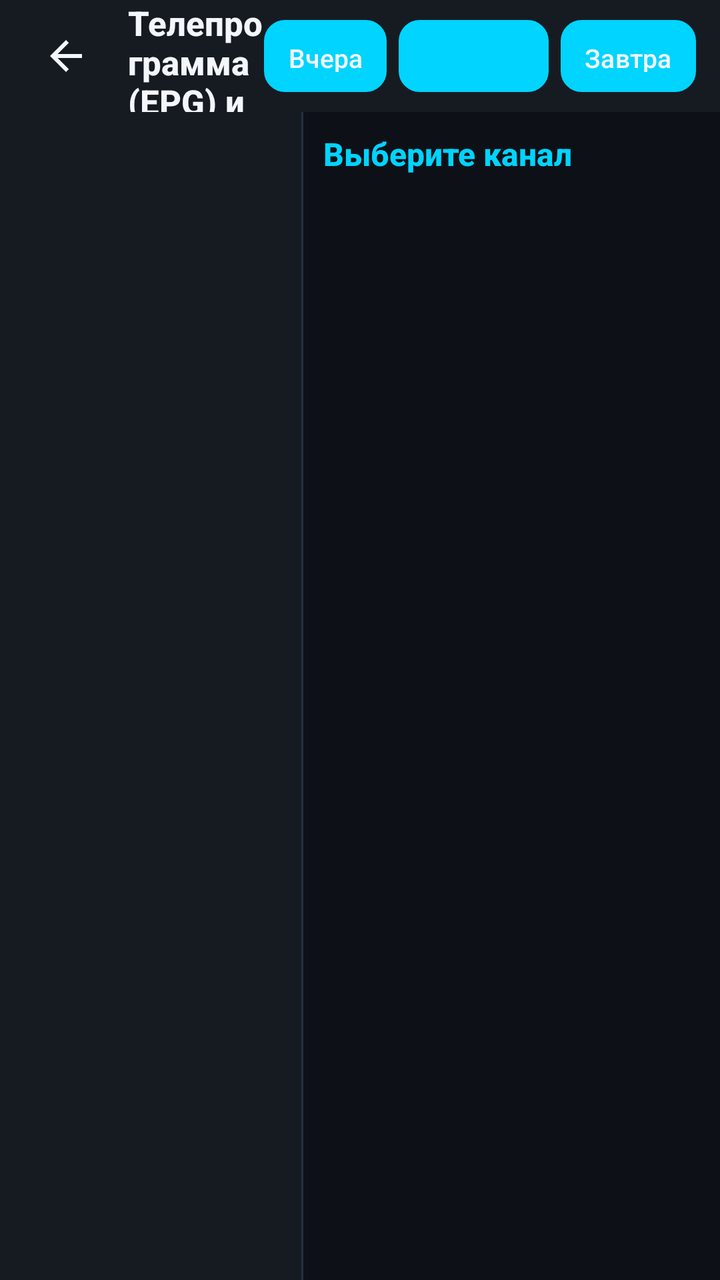
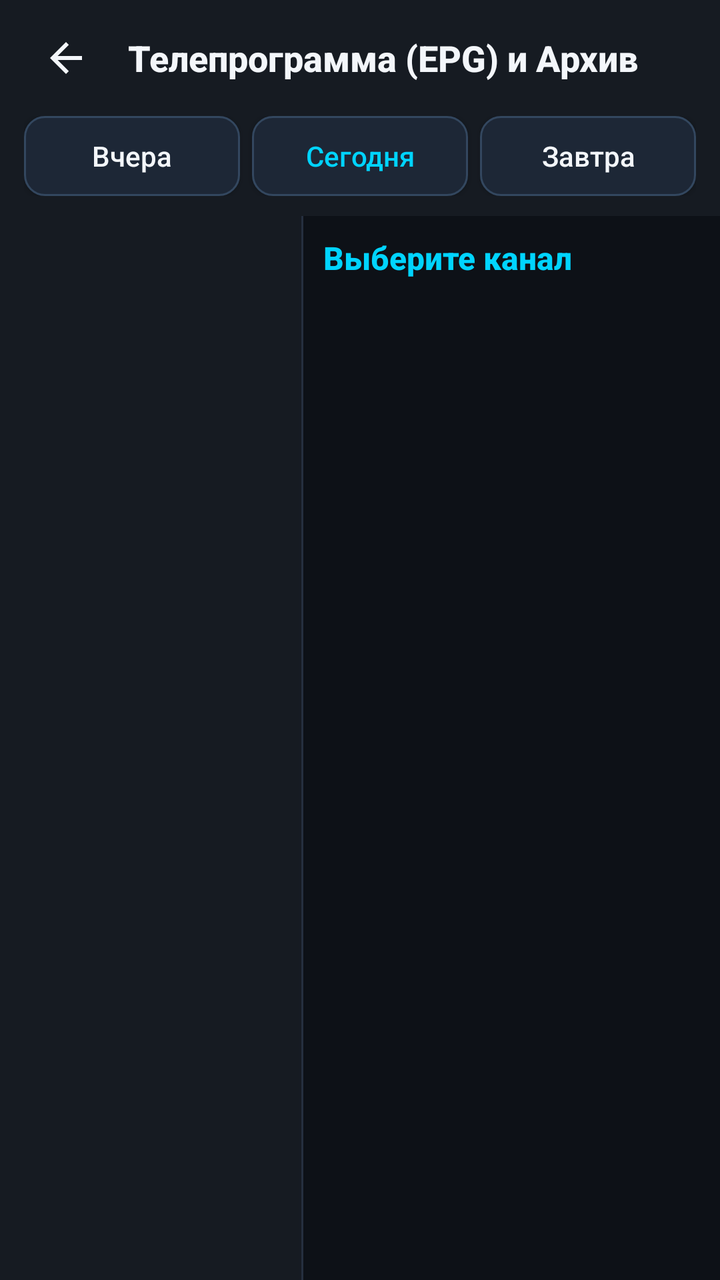

The first picture is an Android layout as it rendered before a commit; the second is the same layout after the commit. The layout source and the unified diff follow.
<!-- AndroidManifest.xml: application theme Theme.ETelevizor -->
<!-- res/layout/activity_epg.xml -->
<?xml version="1.0" encoding="utf-8"?>
<LinearLayout xmlns:android="http://schemas.android.com/apk/res/android"
    android:id="@+id/epgRoot"
    android:layout_width="match_parent"
    android:layout_height="match_parent"
    android:background="@color/bg_primary"
    android:orientation="vertical">

    
    <LinearLayout
        android:layout_width="match_parent"
        android:layout_height="56dp"
        android:background="@color/bg_surface"
        android:gravity="center_vertical"
        android:orientation="horizontal"
        android:paddingHorizontal="12dp">

        <ImageButton
            android:id="@+id/btnEpgBack"
            android:layout_width="42dp"
            android:layout_height="42dp"
            android:background="@drawable/bg_focus_row"
            android:contentDescription="Назад"
            android:padding="8dp"
            android:src="@drawable/ic_back"
            android:tint="@color/text_primary" />

        <TextView
            android:layout_width="0dp"
            android:layout_height="wrap_content"
            android:layout_marginStart="10dp"
            android:layout_weight="1"
            android:text="Телепрограмма (EPG) и Архив"
            android:textColor="@color/text_primary"
            android:textSize="17sp"
            android:textStyle="bold" />

        <Button
            android:id="@+id/btnDayYesterday"
            android:layout_width="wrap_content"
            android:layout_height="36dp"
            android:layout_marginEnd="6dp"
            android:background="@drawable/bg_focus_button"
            android:minWidth="0dp"
            android:paddingHorizontal="12dp"
            android:text="Вчера"
            android:textAllCaps="false"
            android:textColor="@color/text_primary"
            android:textSize="13sp" />

        <Button
            android:id="@+id/btnDayToday"
            android:layout_width="wrap_content"
            android:layout_height="36dp"
            android:layout_marginEnd="6dp"
            android:background="@drawable/bg_focus_button"
            android:minWidth="0dp"
            android:paddingHorizontal="12dp"
            android:text="Сегодня"
            android:textAllCaps="false"
            android:textColor="@color/accent_cyan"
            android:textSize="13sp" />

        <Button
            android:id="@+id/btnDayTomorrow"
            android:layout_width="wrap_content"
            android:layout_height="36dp"
            android:background="@drawable/bg_focus_button"
            android:minWidth="0dp"
            android:paddingHorizontal="12dp"
            android:text="Завтра"
            android:textAllCaps="false"
            android:textColor="@color/text_primary"
            android:textSize="13sp" />
    </LinearLayout>

    
    <LinearLayout
        android:layout_width="match_parent"
        android:layout_height="0dp"
        android:layout_weight="1"
        android:orientation="horizontal">

        
        <androidx.recyclerview.widget.RecyclerView
            android:id="@+id/rvEpgChannels"
            android:layout_width="0dp"
            android:layout_height="match_parent"
            android:layout_weight="0.42"
            android:background="@color/bg_surface"
            android:padding="6dp" />

        <View
            android:layout_width="1dp"
            android:layout_height="match_parent"
            android:background="@color/divider" />

        
        <LinearLayout
            android:layout_width="0dp"
            android:layout_height="match_parent"
            android:layout_weight="0.58"
            android:orientation="vertical"
            android:padding="10dp">

            <TextView
                android:id="@+id/tvEpgSelectedChannel"
                android:layout_width="match_parent"
                android:layout_height="wrap_content"
                android:paddingBottom="8dp"
                android:text="Выберите канал"
                android:textColor="@color/accent_cyan"
                android:textSize="16sp"
                android:textStyle="bold" />

            <androidx.recyclerview.widget.RecyclerView
                android:id="@+id/rvEpgPrograms"
                android:layout_width="match_parent"
                android:layout_height="0dp"
                android:layout_weight="1" />

            <TextView
                android:id="@+id/tvEpgEmptyPrograms"
                android:layout_width="match_parent"
                android:layout_height="wrap_content"
                android:gravity="center"
                android:padding="24dp"
                android:text="Нет программы на выбранный день.\nНажмите «Обновить EPG» в разделе Плейлисты или Настройки."
                android:textColor="@color/text_secondary"
                android:visibility="gone" />
        </LinearLayout>
    </LinearLayout>

</LinearLayout>
<!-- resources referenced by this layout -->
<resources>
  <color name="accent_cyan">#00D4FF</color>
  <color name="bg_primary">#0D1117</color>
  <color name="bg_surface">#161B22</color>
  <color name="divider">#252F3F</color>
  <color name="text_primary">#F3F6FA</color>
  <color name="text_secondary">#9BA7B8</color>
  <!-- drawable bg_focus_button (drawable) -->
  <?xml version="1.0" encoding="utf-8"?>
  <selector xmlns:android="http://schemas.android.com/apk/res/android">
      <item android:state_focused="true">
          <shape android:shape="rectangle">
              <solid android:color="@color/accent_cyan" />
              <stroke android:width="2dp" android:color="@color/white" />
              <corners android:radius="10dp" />
          </shape>
      </item>
      <item android:state_pressed="true">
          <shape android:shape="rectangle">
              <solid android:color="#00A8CC" />
              <corners android:radius="10dp" />
          </shape>
      </item>
      <item>
          <shape android:shape="rectangle">
              <solid android:color="#1F2C3D" />
              <stroke android:width="1dp" android:color="#33475F" />
              <corners android:radius="10dp" />
          </shape>
      </item>
  </selector>
  <!-- drawable ic_back (drawable) -->
  <?xml version="1.0" encoding="utf-8"?>
  <vector xmlns:android="http://schemas.android.com/apk/res/android"
      android:width="24dp" android:height="24dp" android:viewportWidth="24" android:viewportHeight="24">
      <path android:fillColor="#FFFFFFFF" android:pathData="M20,11H7.83l5.59,-5.59L12,4l-8,8 8,8 1.41,-1.41L7.83,13H20v-2z" />
  </vector>
  <style name="Theme.ETelevizor" parent="Theme.Material3.Dark.NoActionBar">
          <item name="colorPrimary">@color/accent_cyan</item>
          <item name="colorOnPrimary">@color/black</item>
          <item name="colorSecondary">@color/accent_amber</item>
          <item name="android:colorBackground">@color/bg_primary</item>
          <item name="colorSurface">@color/bg_surface</item>
          <item name="colorOnSurface">@color/text_primary</item>
          <item name="android:windowBackground">@color/bg_primary</item>
          <item name="android:statusBarColor">@color/bg_primary</item>
          <item name="android:navigationBarColor">@color/bg_primary</item>
          <item name="materialAlertDialogTheme">@style/ThemeOverlay.ETelevizor.Dialog</item>
          <item name="android:fontFamily">sans-serif-medium</item>
      </style>
  <color name="white">#FFFFFF</color>
  <color name="black">#000000</color>
  <color name="accent_amber">#F59E0B</color>
  <style name="ThemeOverlay.ETelevizor.Dialog" parent="ThemeOverlay.Material3.MaterialAlertDialog">
          <item name="colorSurface">@color/bg_surface</item>
          <item name="colorOnSurface">@color/text_primary</item>
          <item name="colorPrimary">@color/accent_cyan</item>
      </style>
  <!-- unchanged entries left out for length: 1 -->
</resources>

<!-- the commit's change to res/layout/activity_epg.xml (unified diff, before → after) -->
@@ -9,69 +9,91 @@
     
     <LinearLayout
         android:layout_width="match_parent"
-        android:layout_height="56dp"
+        android:layout_height="wrap_content"
         android:background="@color/bg_surface"
-        android:gravity="center_vertical"
-        android:orientation="horizontal"
-        android:paddingHorizontal="12dp">
+        android:orientation="vertical"
+        android:paddingHorizontal="12dp"
+        android:paddingTop="8dp"
+        android:paddingBottom="10dp">
 
-        <ImageButton
-            android:id="@+id/btnEpgBack"
-            android:layout_width="42dp"
-            android:layout_height="42dp"
-            android:background="@drawable/bg_focus_row"
-            android:contentDescription="Назад"
-            android:padding="8dp"
-            android:src="@drawable/ic_back"
-            android:tint="@color/text_primary" />
+        
+        <LinearLayout
+            android:layout_width="match_parent"
+            android:layout_height="wrap_content"
+            android:gravity="center_vertical"
+            android:orientation="horizontal">
 
-        <TextView
-            android:layout_width="0dp"
+            <ImageButton
+                android:id="@+id/btnEpgBack"
+                android:layout_width="42dp"
+                android:layout_height="42dp"
+                android:background="@drawable/bg_focus_row"
+                android:contentDescription="Назад"
+                android:padding="8dp"
+                android:src="@drawable/ic_back"
+                android:tint="@color/text_primary" />
+
+            <TextView
+                android:layout_width="0dp"
+                android:layout_height="wrap_content"
+                android:layout_marginStart="10dp"
+                android:layout_weight="1"
+                android:ellipsize="end"
+                android:maxLines="1"
+                android:text="Телепрограмма (EPG) и Архив"
+                android:textColor="@color/text_primary"
+                android:textSize="18sp"
+                android:textStyle="bold" />
+        </LinearLayout>
+
+        
+        <LinearLayout
+            android:layout_width="match_parent"
             android:layout_height="wrap_content"
-            android:layout_marginStart="10dp"
-            android:layout_weight="1"
-            android:text="Телепрограмма (EPG) и Архив"
-            android:textColor="@color/text_primary"
-            android:textSize="17sp"
-            android:textStyle="bold" />
+            android:layout_marginTop="8dp"
+            android:orientation="horizontal">
 
-        <Button
-            android:id="@+id/btnDayYesterday"
-            android:layout_width="wrap_content"
-            android:layout_height="36dp"
-            android:layout_marginEnd="6dp"
-            android:background="@drawable/bg_focus_button"
-            android:minWidth="0dp"
-            android:paddingHorizontal="12dp"
-            android:text="Вчера"
-            android:textAllCaps="false"
-            android:textColor="@color/text_primary"
-            android:textSize="13sp" />
+            <androidx.appcompat.widget.AppCompatButton
+                android:id="@+id/btnDayYesterday"
+                android:layout_width="0dp"
+                android:layout_height="wrap_content"
+                android:layout_marginEnd="6dp"
+                android:layout_weight="1"
+                android:background="@drawable/bg_focus_button"
+                android:minHeight="40dp"
+                android:paddingVertical="8dp"
+                android:text="Вчера"
+                android:textAllCaps="false"
+                android:textColor="@color/text_primary"
+                android:textSize="14sp" />
 
-        <Button
-            android:id="@+id/btnDayToday"
-            android:layout_width="wrap_content"
-            android:layout_height="36dp"
-            android:layout_marginEnd="6dp"
-            android:background="@drawable/bg_focus_button"
-            android:minWidth="0dp"
-            android:paddingHorizontal="12dp"
-            android:text="Сегодня"
-            android:textAllCaps="false"
-            android:textColor="@color/accent_cyan"
-            android:textSize="13sp" />
+            <androidx.appcompat.widget.AppCompatButton
+                android:id="@+id/btnDayToday"
+                android:layout_width="0dp"
+                android:layout_height="wrap_content"
+                android:layout_marginEnd="6dp"
+                android:layout_weight="1"
+                android:background="@drawable/bg_focus_button"
+                android:minHeight="40dp"
+                android:paddingVertical="8dp"
+                android:text="Сегодня"
+                android:textAllCaps="false"
+                android:textColor="@color/accent_cyan"
+                android:textSize="14sp" />
 
-        <Button
-            android:id="@+id/btnDayTomorrow"
-            android:layout_width="wrap_content"
-            android:layout_height="36dp"
-            android:background="@drawable/bg_focus_button"
-            android:minWidth="0dp"
-            android:paddingHorizontal="12dp"
-            android:text="Завтра"
-            android:textAllCaps="false"
-            android:textColor="@color/text_primary"
-            android:textSize="13sp" />
+            <androidx.appcompat.widget.AppCompatButton
+                android:id="@+id/btnDayTomorrow"
+                android:layout_width="0dp"
+                android:layout_height="wrap_content"
+                android:layout_weight="1"
+                android:background="@drawable/bg_focus_button"
+                android:minHeight="40dp"
+                android:paddingVertical="8dp"
+                android:text="Завтра"
+                android:textAllCaps="false"
+                android:textColor="@color/text_primary"
+                android:textSize="14sp" />
+        </LinearLayout>
     </LinearLayout>
 
     
@@ -124,8 +146,8 @@
                 android:layout_width="match_parent"
                 android:layout_height="wrap_content"
                 android:gravity="center"
-                android:padding="24dp"
-                android:text="Нет программы на выбранный день.\nНажмите «Обновить EPG» в разделе Плейлисты или Настройки."
+                android:padding="20dp"
+                android:text="Нет программы на выбранный день.\nДобавьте телепрограмму (EPG) в Настройках или Плейлистах."
                 android:textColor="@color/text_secondary"
                 android:visibility="gone" />
         </LinearLayout>
<!-- resource entries referenced after the edit -->
@@ -11,20 +11,28 @@
   <selector xmlns:android="http://schemas.android.com/apk/res/android">
       <item android:state_focused="true">
           <shape android:shape="rectangle">
-              <solid android:color="@color/accent_cyan" />
-              <stroke android:width="2dp" android:color="@color/white" />
+              <solid android:color="#263E5E" />
+              <stroke android:width="2.5dp" android:color="@color/accent_cyan" />
               <corners android:radius="10dp" />
           </shape>
       </item>
       <item android:state_pressed="true">
           <shape android:shape="rectangle">
-              <solid android:color="#00A8CC" />
+              <solid android:color="#1F3552" />
+              <stroke android:width="2dp" android:color="@color/accent_cyan" />
+              <corners android:radius="10dp" />
+          </shape>
+      </item>
+      <item android:state_selected="true">
+          <shape android:shape="rectangle">
+              <solid android:color="#1A324D" />
+              <stroke android:width="1.5dp" android:color="@color/accent_cyan" />
               <corners android:radius="10dp" />
           </shape>
       </item>
       <item>
           <shape android:shape="rectangle">
-              <solid android:color="#1F2C3D" />
+              <solid android:color="#1D2736" />
               <stroke android:width="1dp" android:color="#33475F" />
               <corners android:radius="10dp" />
           </shape>
@@ -49,7 +57,6 @@
           <item name="materialAlertDialogTheme">@style/ThemeOverlay.ETelevizor.Dialog</item>
           <item name="android:fontFamily">sans-serif-medium</item>
       </style>
-  <color name="white">#FFFFFF</color>
   <color name="black">#000000</color>
   <color name="accent_amber">#F59E0B</color>
   <style name="ThemeOverlay.ETelevizor.Dialog" parent="ThemeOverlay.Material3.MaterialAlertDialog">
